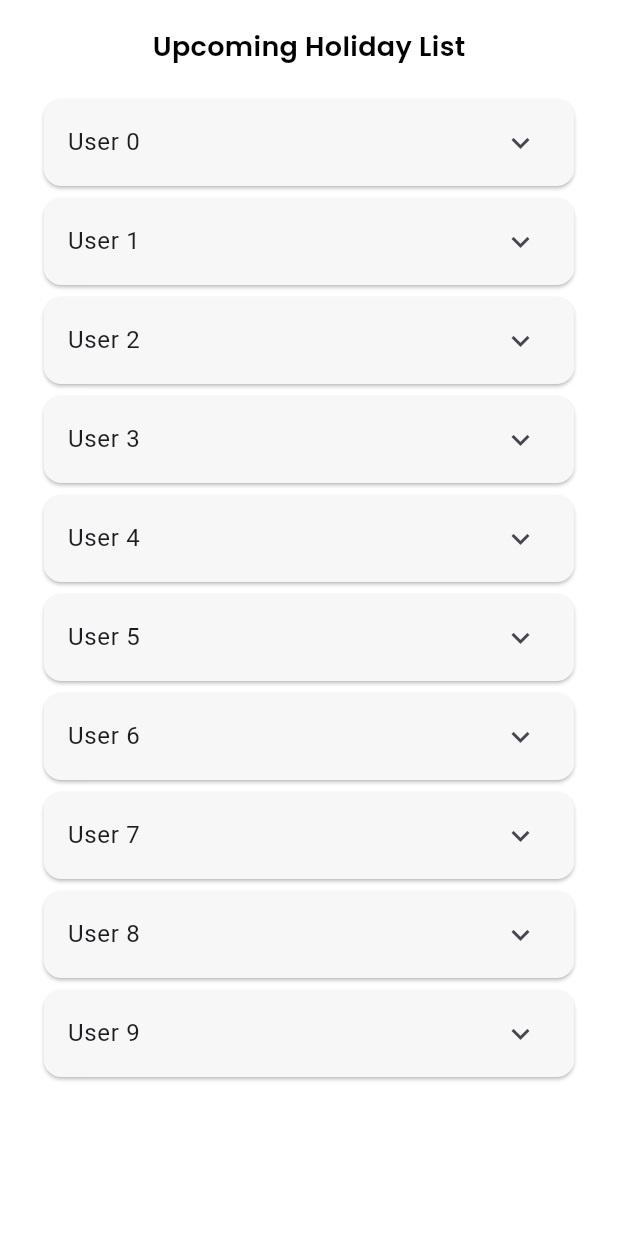
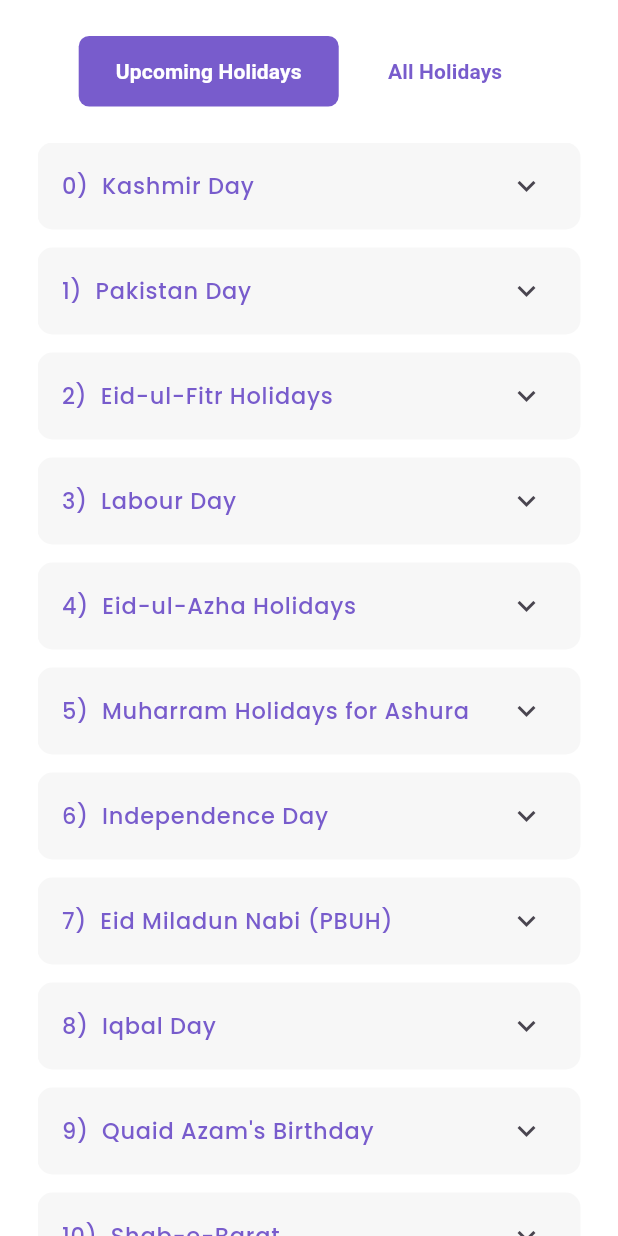
Before and after one commit to AliJawadSubhan/employee_management_system, a Flutter app: the HolidayPage screen opened directly, on a phone screen of 412 x 824 dp. Run offline on Flutter 3.47's test engine with Material 3 defaults, Android fonts, the phone set to English and light mode, and no system bars; drawn by our look-alikes of buttons_tabbar; our stand-ins replace auto_size_text, flutter_svg, google_fonts, local_auth, syncfusion_flutter_charts.

Commit message:
Updates Jan 23
Employee stats page has been created, Upcoming/All Holiday page has been created

```diff
--- a/lib/base/base.dart
+++ b/lib/base/base.dart
@@ -1,3 +1,4 @@
+import 'package:employee_management_system/modules/employee_stats/employee_stats.dart';
 import 'package:employee_management_system/modules/holidaylist/holiday_list.dart';
 import 'package:flutter/material.dart';
 
@@ -15,7 +16,7 @@ class EmployeeManagementSystem extends StatelessWidget {
         useMaterial3: true,
         indicatorColor: Colors.white,
       ),
-      home: const HolidayPage(),
+      home: const EmployeeStatsPage(),
     );
   }
 }
--- a/lib/modules/authentication/login_user/login_user.dart
+++ b/lib/modules/authentication/login_user/login_user.dart
@@ -10,6 +10,7 @@ import 'package:employee_management_system/core/services/fingerprint_helper.dart
 import 'package:flutter/material.dart';
 import 'package:flutter_svg/flutter_svg.dart';
 
+// ignore: must_be_immutable
 class LoginPage extends StatelessWidget {
   LoginPage({super.key});
 
@@ -19,7 +20,6 @@ class LoginPage extends StatelessWidget {
   @override
   Widget build(BuildContext context) {
     return Scaffold(
-      // resizeToAvoidBottomInset: false,
       body: SafeArea(
         child: SingleChildScrollView(
           child: Padding(
--- a/lib/modules/holidaylist/holiday_list.dart
+++ b/lib/modules/holidaylist/holiday_list.dart
@@ -1,6 +1,9 @@
+import 'package:buttons_tabbar/buttons_tabbar.dart';
 import 'package:employee_management_system/configs/constants/color_constants.dart';
-import 'package:employee_management_system/core/core_widgets/core_text.dart';
+import 'package:employee_management_system/configs/extensions/buildcontext_extensions.dart';
 import 'package:employee_management_system/core/core_widgets/spaces.dart';
+import 'package:employee_management_system/modules/holidaylist/widget/all_holidays.dart';
+import 'package:employee_management_system/modules/holidaylist/widget/upcoming_list.dart';
 import 'package:flutter/material.dart';
 
 class HolidayPage extends StatelessWidget {
@@ -13,34 +16,55 @@ class HolidayPage extends StatelessWidget {
         body: SingleChildScrollView(
           child: Padding(
             padding: const EdgeInsets.symmetric(horizontal: 25.0),
+            child: SizedBox(
+              height: context.screenHeight,
+              child: DefaultTabController(
+                length: 2,
                 child: Column(
                   mainAxisAlignment: MainAxisAlignment.start,
                   crossAxisAlignment: CrossAxisAlignment.center,
                   children: [
                     Spaces.mid,
-                customTextWidget(
-                    text: 'Upcoming Holiday List',
-                    color: ColorConstants.blackColor,
-                    fontWeight: FontWeight.w600,
-                    fontSize: 18),
-                Spaces.mid,
-                ListView.builder(
-                  shrinkWrap: true,
+                    ButtonsTabBar(
                       physics: const NeverScrollableScrollPhysics(),
-                  itemCount: 10,
-                  itemBuilder: (context, index) {
-                    return Card(
-                      color: const Color(0xFFF7F7F7),
-                      child: ExpansionTile(
-                        title: Text("User $index"),
-                        children: [
-                          Text("Name : User $index"),
+                      unselectedDecoration: BoxDecoration(
+                        color: ColorConstants.whiteColor,
+                        borderRadius: BorderRadius.circular(18),
+                      ),
+                      height: 55,
+                      contentPadding: EdgeInsets.symmetric(
+                        horizontal: context.screenWidth * 0.06,
+                      ),
+                      backgroundColor: ColorConstants.primaryColor,
+                      unselectedLabelStyle: const TextStyle(
+                        color: ColorConstants.primaryColor,
+                        fontWeight: FontWeight.bold,
+                      ),
+                      labelStyle: const TextStyle(
+                        color: ColorConstants.whiteColor,
+                        fontWeight: FontWeight.bold,
+                      ),
+                      tabs: const [
+                        Tab(
+                          text: "Upcoming Holidays",
+                        ),
+                        Tab(
+                          text: "All Holidays",
+                        ),
                       ],
                     ),
-                    );
-                  },
+                    Spaces.mid,
+                    const Expanded(
+                      child: TabBarView(
+                        children: <Widget>[
+                          UpcomingList(),
+                          AllHolidays(),
+                        ],
+                      ),
                     )
                   ],
+                ),
+              ),
             ),
           ),
         ),
--- a/lib/modules/holidaylist/holiday_model.dart
+++ /dev/null
@@ -1,9 +0,0 @@
-class HolidayModel {
-  String? date;
-  String? name;
-  String? details;
-
-  HolidayModel(this.date, this.name, this.details);
-}
-
-// List<HolidayModel> holidaylist = [HolidayModel('February 5', 'Kashmir Day', details)]
--- /dev/null
+++ b/lib/modules/holidaylist/model/holiday_model.dart
@@ -0,0 +1,35 @@
+class HolidayModel {
+  String? date;
+  String? name;
+
+  HolidayModel(this.date, this.name);
+}
+
+List<HolidayModel> holidaylist = [
+  HolidayModel('February 5, 2024', 'Kashmir Day'),
+  HolidayModel('March 23, 2024', 'Pakistan Day'),
+  HolidayModel('April 10, 11, 12, 2024', 'Eid-ul-Fitr Holidays'),
+  HolidayModel('May 1, 2024', 'Labour Day'),
+  HolidayModel('June 17 to 19, 2024', 'Eid-ul-Azha Holidays'),
+  HolidayModel('July 17, 2024', 'Muharram Holidays for Ashura'),
+  HolidayModel(
+    'August 14, 2024',
+    'Independence Day',
+  ),
+  HolidayModel(
+    'September 16, 2024',
+    'Eid Miladun Nabi (PBUH)',
+  ),
+  HolidayModel(
+    'November 9, 2024',
+    'Iqbal Day',
+  ),
+  HolidayModel(
+    'December 25, 2024',
+    "Quaid Azam's Birthday",
+  ),
+  HolidayModel(
+    'February 25, 2024',
+    "Shab-e-Barat",
+  ),
+];
--- /dev/null
+++ b/lib/modules/holidaylist/widget/all_holidays.dart
@@ -0,0 +1,53 @@
+import 'package:employee_management_system/configs/constants/color_constants.dart';
+import 'package:employee_management_system/core/core_widgets/core_text.dart';
+import 'package:employee_management_system/core/core_widgets/spaces.dart';
+import 'package:employee_management_system/modules/holidaylist/model/holiday_model.dart';
+import 'package:flutter/material.dart';
+
+class AllHolidays extends StatelessWidget {
+  const AllHolidays({super.key});
+
+  @override
+  Widget build(BuildContext context) {
+    return
+        ListView.builder(
+          shrinkWrap: true,
+          physics: const NeverScrollableScrollPhysics(),
+          itemCount: holidaylist.length,
+          itemBuilder: (context, index) {
+            var item = holidaylist[index];
+            return Padding(
+              padding: const EdgeInsets.only(bottom: 12),
+              child: Container(
+                decoration: BoxDecoration(
+                  borderRadius: BorderRadius.circular(10),
+                  color: const Color(0xFFF7F7F7),
+                ),
+                child: Theme(
+                  data: ThemeData().copyWith(dividerColor: Colors.transparent),
+                  child: ExpansionTile(
+                    title: customTextWidget(
+                        text: "$index)  ${item.name}",
+                        fontSize: 15,
+                        fontWeight: FontWeight.w500,
+                        color: ColorConstants.primaryColor),
+                    expandedAlignment: Alignment.topLeft,
+                    children: [
+                      Spaces.smallh,
+                      Padding(
+                        padding: const EdgeInsets.only(left: 20.0),
+                        child: customTextWidget(
+                            text: item.date.toString(),
+                            fontSize: 15,
+                            fontWeight: FontWeight.w400),
+                      ),
+                      Spaces.mid,
+                    ],
+                  ),
+                ),
+              ),
+            );
+          },
+        );
+  }
+}
--- /dev/null
+++ b/lib/modules/holidaylist/widget/upcoming_list.dart
@@ -0,0 +1,52 @@
+import 'package:employee_management_system/configs/constants/color_constants.dart';
+import 'package:employee_management_system/core/core_widgets/core_text.dart';
+import 'package:employee_management_system/core/core_widgets/spaces.dart';
+import 'package:employee_management_system/modules/holidaylist/model/holiday_model.dart';
+import 'package:flutter/material.dart';
+
+class UpcomingList extends StatelessWidget {
+  const UpcomingList({super.key});
+
+  @override
+  Widget build(BuildContext context) {
+    return ListView.builder(
+      shrinkWrap: true,
+      physics: const NeverScrollableScrollPhysics(),
+      itemCount: holidaylist.length,
+      itemBuilder: (context, index) {
+        var item = holidaylist[index];
+        return Padding(
+          padding: const EdgeInsets.only(bottom: 12),
+          child: Container(
+            decoration: BoxDecoration(
+              borderRadius: BorderRadius.circular(10),
+              color: const Color(0xFFF7F7F7),
+            ),
+            child: Theme(
+              data: ThemeData().copyWith(dividerColor: Colors.transparent),
+              child: ExpansionTile(
+                title: customTextWidget(
+                    text: "$index)  ${item.name}",
+                    fontSize: 15,
+                    fontWeight: FontWeight.w500,
+                    color: ColorConstants.primaryColor),
+                expandedAlignment: Alignment.topLeft,
+                children: [
+                  Spaces.smallh,
+                  Padding(
+                    padding: const EdgeInsets.only(left: 20.0),
+                    child: customTextWidget(
+                        text: item.date.toString(),
+                        fontSize: 15,
+                        fontWeight: FontWeight.w400),
+                  ),
+                  Spaces.mid,
+                ],
+              ),
+            ),
+          ),
+        );
+      },
+    );
+  }
+}
--- a/pubspec.yaml
+++ b/pubspec.yaml
@@ -42,6 +42,7 @@ dependencies:
   flutter_charts: ^0.5.2
   local_auth: ^2.1.8
   flutter_svg: ^2.0.9
+  buttons_tabbar: ^1.3.8
 
 dev_dependencies:
   flutter_test:
```
Also changed, not shown: pubspec.lock. Lines whose indentation alone changed are shown as unchanged.
